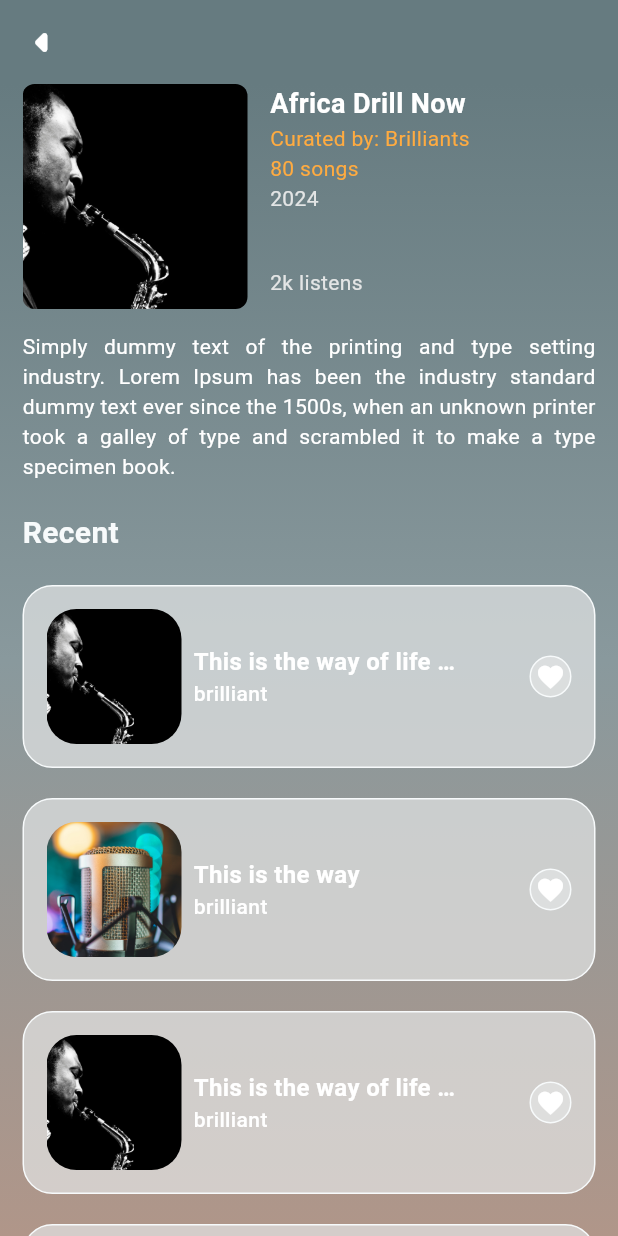
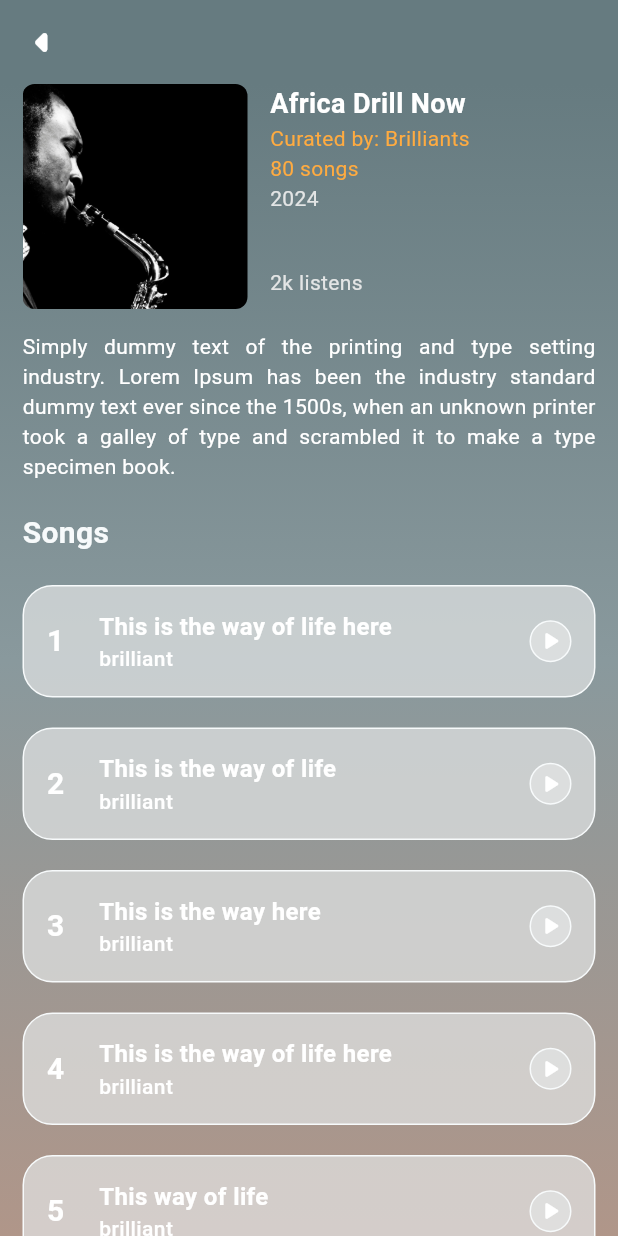
Before and after one commit to kwakyebrilliant/play, a Flutter app: the CuratedDetailsPage screen opened directly, on a phone screen of 412 x 824 dp. Run offline on Flutter 3.47's test engine with Material 3 defaults, Android fonts, the phone set to English and light mode, and no system bars.

Commit message:
curated details updates

```diff
--- a/lib/screens/home/curated/curateddetails_page.dart
+++ b/lib/screens/home/curated/curateddetails_page.dart
@@ -149,14 +149,14 @@ class _CuratedDetailsPageState extends State<CuratedDetailsPage> {
                   ),
                 ),
 
-                //Recent search header text
+                // List of songs header text
                 const Padding(
                   padding: EdgeInsets.only(top: 20.0),
                   child: Row(
                     mainAxisAlignment: MainAxisAlignment.start,
                     children: [
                       Text(
-                        'Recent',
+                        'Songs',
                         style: TextStyle(
                           fontSize: 20.0,
                           color: Color(0xFFF7fAFB),
@@ -167,7 +167,7 @@ class _CuratedDetailsPageState extends State<CuratedDetailsPage> {
                   ),
                 ),
 
-                //recent searches 1
+                //song 1
                 Padding(
                   padding: const EdgeInsets.only(top: 20.0),
                   child: Container(
@@ -181,18 +181,22 @@ class _CuratedDetailsPageState extends State<CuratedDetailsPage> {
                       ),
                     ),
                     child: Padding(
-                      padding: const EdgeInsets.all(15.0),
+                      padding: const EdgeInsets.only(
+                          top: 15.0, bottom: 15.0, right: 15.0),
                       child: Row(
                         children: [
-                          //image
+                          //number
                           Container(
-                            height: 90.0,
-                            width: 90.0,
-                            decoration: BoxDecoration(
-                              borderRadius: BorderRadius.circular(20.0),
-                              image: const DecorationImage(
-                                image: AssetImage("assets/images/sing1.jpg"),
-                                fit: BoxFit.cover,
+                            height: 42.0,
+                            width: 42.0,
+                            child: const Center(
+                              child: Text(
+                                '1',
+                                style: TextStyle(
+                                  fontSize: 20.0,
+                                  color: Colors.white,
+                                  fontWeight: FontWeight.w600,
+                                ),
                               ),
                             ),
                           ),
@@ -234,10 +238,10 @@ class _CuratedDetailsPageState extends State<CuratedDetailsPage> {
                           // Spacer to push the favorite icon to the end
                           const Spacer(),
 
-                          //favorite icon
+                          //play icon
                           Column(
                             children: [
-                              // favorite icon wrapped in a container
+                              // play icon wrapped in a container
                               Container(
                                 height: 28.0,
                                 width: 28.0,
@@ -250,9 +254,9 @@ class _CuratedDetailsPageState extends State<CuratedDetailsPage> {
                                     color: const Color(0xFFF7fAFB),
                                   ),
                                 ),
-                                // favorite icon
+                                // play icon
                                 child: const Icon(
-                                  Icons.favorite_outlined,
+                                  Icons.play_arrow_rounded,
                                   size: 20.0,
                                   color: Colors.white,
                                 ),
@@ -265,7 +269,7 @@ class _CuratedDetailsPageState extends State<CuratedDetailsPage> {
                   ),
                 ),
 
-                //recent searches 2
+                //song 2
                 Padding(
                   padding: const EdgeInsets.only(top: 20.0),
                   child: Container(
@@ -279,18 +283,22 @@ class _CuratedDetailsPageState extends State<CuratedDetailsPage> {
                       ),
                     ),
                     child: Padding(
-                      padding: const EdgeInsets.all(15.0),
+                      padding: const EdgeInsets.only(
+                          top: 15.0, bottom: 15.0, right: 15.0),
                       child: Row(
                         children: [
-                          //image
+                          //number
                           Container(
-                            height: 90.0,
-                            width: 90.0,
-                            decoration: BoxDecoration(
-                              borderRadius: BorderRadius.circular(20.0),
-                              image: const DecorationImage(
-                                image: AssetImage("assets/images/sing2.jpg"),
-                                fit: BoxFit.cover,
+                            height: 42.0,
+                            width: 42.0,
+                            child: const Center(
+                              child: Text(
+                                '2',
+                                style: TextStyle(
+                                  fontSize: 20.0,
+                                  color: Colors.white,
+                                  fontWeight: FontWeight.w600,
+                                ),
                               ),
                             ),
                           ),
@@ -305,7 +313,7 @@ class _CuratedDetailsPageState extends State<CuratedDetailsPage> {
                                 children: [
                                   //song name
                                   Text(
-                                    "This is the way",
+                                    "This is the way of life ",
                                     style: TextStyle(
                                       fontSize: 16.0,
                                       fontWeight: FontWeight.bold,
@@ -332,10 +340,10 @@ class _CuratedDetailsPageState extends State<CuratedDetailsPage> {
                           // Spacer to push the favorite icon to the end
                           const Spacer(),
 
-                          //favorite icon
+                          //play icon
                           Column(
                             children: [
-                              // favorite icon wrapped in a container
+                              // play icon wrapped in a container
                               Container(
                                 height: 28.0,
                                 width: 28.0,
@@ -348,9 +356,9 @@ class _CuratedDetailsPageState extends State<CuratedDetailsPage> {
                                     color: const Color(0xFFF7fAFB),
                                   ),
                                 ),
-                                // favorite icon
+                                // play icon
                                 child: const Icon(
-                                  Icons.favorite_outlined,
+                                  Icons.play_arrow_rounded,
                                   size: 20.0,
                                   color: Colors.white,
                                 ),
@@ -363,7 +371,7 @@ class _CuratedDetailsPageState extends State<CuratedDetailsPage> {
                   ),
                 ),
 
-                //recent searches 3
+                //song 3
                 Padding(
                   padding: const EdgeInsets.only(top: 20.0),
                   child: Container(
@@ -377,18 +385,124 @@ class _CuratedDetailsPageState extends State<CuratedDetailsPage> {
                       ),
                     ),
                     child: Padding(
-                      padding: const EdgeInsets.all(15.0),
+                      padding: const EdgeInsets.only(
+                          top: 15.0, bottom: 15.0, right: 15.0),
                       child: Row(
                         children: [
-                          //image
+                          //number
                           Container(
-                            height: 90.0,
-                            width: 90.0,
-                            decoration: BoxDecoration(
-                              borderRadius: BorderRadius.circular(20.0),
-                              image: const DecorationImage(
-                                image: AssetImage("assets/images/sing1.jpg"),
-                                fit: BoxFit.cover,
+                            height: 42.0,
+                            width: 42.0,
+                            child: const Center(
+                              child: Text(
+                                '3',
+                                style: TextStyle(
+                                  fontSize: 20.0,
+                                  color: Colors.white,
+                                  fontWeight: FontWeight.w600,
+                                ),
+                              ),
+                            ),
+                          ),
+
+                          //song name and artiste name
+                          const Expanded(
+                            flex: 4,
+                            child: Padding(
+                              padding: EdgeInsets.only(left: 8.0),
+                              child: Column(
+                                crossAxisAlignment: CrossAxisAlignment.start,
+                                children: [
+                                  //song name
+                                  Text(
+                                    "This is the way here ",
+                                    style: TextStyle(
+                                      fontSize: 16.0,
+                                      fontWeight: FontWeight.bold,
+                                      color: Colors.white,
+                                      overflow: TextOverflow.ellipsis,
+                                    ),
+                                  ),
+
+                                  //name of artiste
+                                  Text(
+                                    "brilliant",
+                                    style: TextStyle(
+                                      fontSize: 14.0,
+                                      fontWeight: FontWeight.w500,
+                                      color: Colors.white,
+                                      overflow: TextOverflow.ellipsis,
+                                    ),
+                                  ),
+                                ],
+                              ),
+                            ),
+                          ),
+
+                          // Spacer to push the favorite icon to the end
+                          const Spacer(),
+
+                          //play icon
+                          Column(
+                            children: [
+                              // play icon wrapped in a container
+                              Container(
+                                height: 28.0,
+                                width: 28.0,
+                                decoration: BoxDecoration(
+                                  color:
+                                      const Color(0xFFE3E5E5).withOpacity(0.7),
+                                  borderRadius: BorderRadius.circular(60.0),
+                                  border: Border.all(
+                                    width: 1.0,
+                                    color: const Color(0xFFF7fAFB),
+                                  ),
+                                ),
+                                // play icon
+                                child: const Icon(
+                                  Icons.play_arrow_rounded,
+                                  size: 20.0,
+                                  color: Colors.white,
+                                ),
+                              ),
+                            ],
+                          ),
+                        ],
+                      ),
+                    ),
+                  ),
+                ),
+
+                //song 4
+                Padding(
+                  padding: const EdgeInsets.only(top: 20.0),
+                  child: Container(
+                    width: MediaQuery.of(context).size.width,
+                    decoration: BoxDecoration(
+                      color: const Color(0xFFE3E5E5).withOpacity(0.7),
+                      borderRadius: BorderRadius.circular(20.0),
+                      border: Border.all(
+                        width: 1.0,
+                        color: const Color(0xFFF7fAFB),
+                      ),
+                    ),
+                    child: Padding(
+                      padding: const EdgeInsets.only(
+                          top: 15.0, bottom: 15.0, right: 15.0),
+                      child: Row(
+                        children: [
+                          //number
+                          Container(
+                            height: 42.0,
+                            width: 42.0,
+                            child: const Center(
+                              child: Text(
+                                '4',
+                                style: TextStyle(
+                                  fontSize: 20.0,
+                                  color: Colors.white,
+                                  fontWeight: FontWeight.w600,
+                                ),
                               ),
                             ),
                           ),
@@ -430,10 +544,10 @@ class _CuratedDetailsPageState extends State<CuratedDetailsPage> {
                           // Spacer to push the favorite icon to the end
                           const Spacer(),
 
-                          //favorite icon
+                          //play icon
                           Column(
                             children: [
-                              // favorite icon wrapped in a container
+                              // play icon wrapped in a container
                               Container(
                                 height: 28.0,
                                 width: 28.0,
@@ -446,9 +560,9 @@ class _CuratedDetailsPageState extends State<CuratedDetailsPage> {
                                     color: const Color(0xFFF7fAFB),
                                   ),
                                 ),
-                                // favorite icon
+                                // play icon
                                 child: const Icon(
-                                  Icons.favorite_outlined,
+                                  Icons.play_arrow_rounded,
                                   size: 20.0,
                                   color: Colors.white,
                                 ),
@@ -461,7 +575,7 @@ class _CuratedDetailsPageState extends State<CuratedDetailsPage> {
                   ),
                 ),
 
-                //recent searches 4
+                //song 5
                 Padding(
                   padding: const EdgeInsets.only(top: 20.0),
                   child: Container(
@@ -475,18 +589,22 @@ class _CuratedDetailsPageState extends State<CuratedDetailsPage> {
                       ),
                     ),
                     child: Padding(
-                      padding: const EdgeInsets.all(15.0),
+                      padding: const EdgeInsets.only(
+                          top: 15.0, bottom: 15.0, right: 15.0),
                       child: Row(
                         children: [
-                          //image
+                          //number
                           Container(
-                            height: 90.0,
-                            width: 90.0,
-                            decoration: BoxDecoration(
-                              borderRadius: BorderRadius.circular(20.0),
-                              image: const DecorationImage(
-                                image: AssetImage("assets/images/sing2.jpg"),
-                                fit: BoxFit.cover,
+                            height: 42.0,
+                            width: 42.0,
+                            child: const Center(
+                              child: Text(
+                                '5',
+                                style: TextStyle(
+                                  fontSize: 20.0,
+                                  color: Colors.white,
+                                  fontWeight: FontWeight.w600,
+                                ),
                               ),
                             ),
                           ),
@@ -501,7 +619,7 @@ class _CuratedDetailsPageState extends State<CuratedDetailsPage> {
                                 children: [
                                   //song name
                                   Text(
-                                    "This is the way of life here ",
+                                    "This way of life ",
                                     style: TextStyle(
                                       fontSize: 16.0,
                                       fontWeight: FontWeight.bold,
@@ -528,10 +646,10 @@ class _CuratedDetailsPageState extends State<CuratedDetailsPage> {
                           // Spacer to push the favorite icon to the end
                           const Spacer(),
 
-                          //favorite icon
+                          //play icon
                           Column(
                             children: [
-                              // favorite icon wrapped in a container
+                              // play icon wrapped in a container
                               Container(
                                 height: 28.0,
                                 width: 28.0,
@@ -544,9 +662,9 @@ class _CuratedDetailsPageState extends State<CuratedDetailsPage> {
                                     color: const Color(0xFFF7fAFB),
                                   ),
                                 ),
-                                // favorite icon
+                                // play icon
                                 child: const Icon(
-                                  Icons.favorite_outlined,
+                                  Icons.play_arrow_rounded,
                                   size: 20.0,
                                   color: Colors.white,
                                 ),
```
